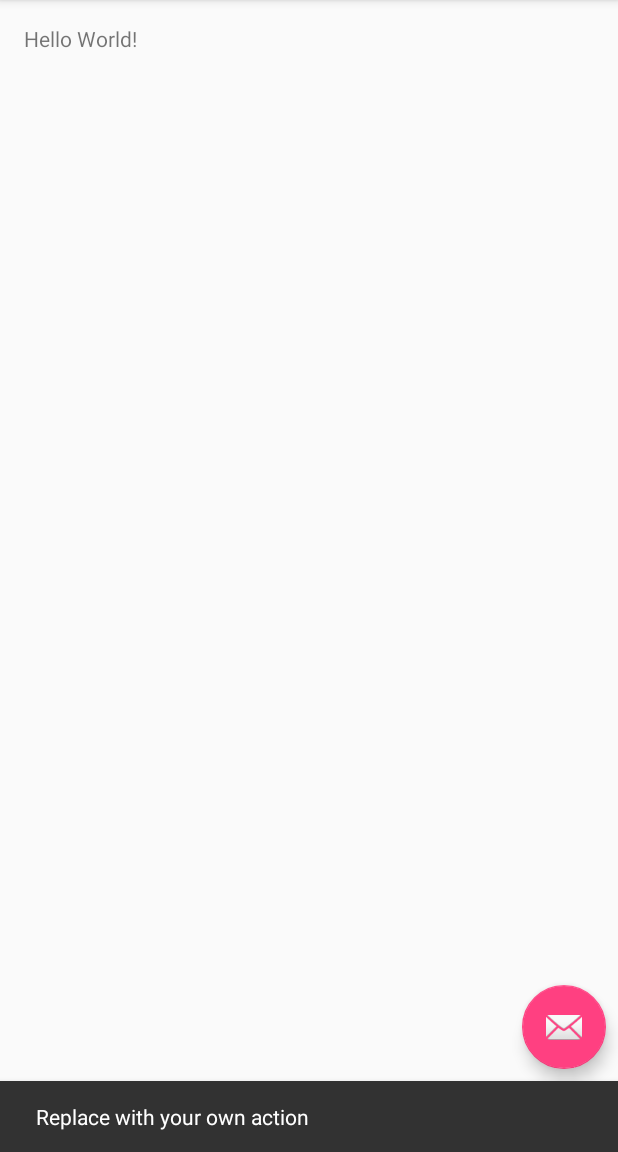
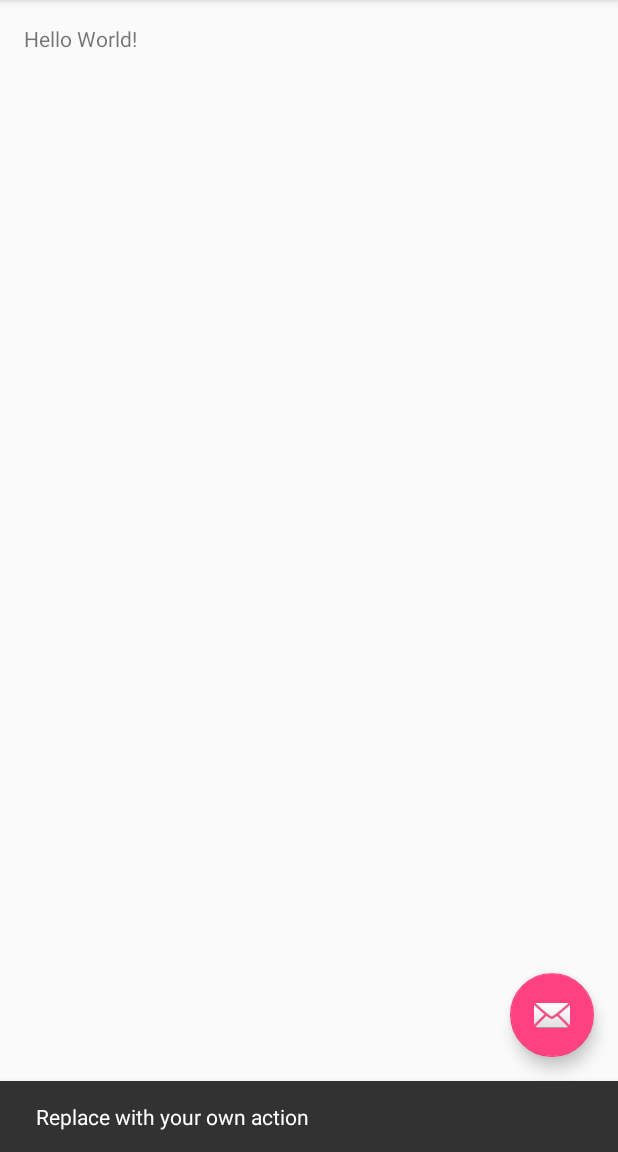
Before and after one commit to tommykw/MaterialDesign, an Android app: the screen it shows after launch (MainActivity), after a tap on an icon or button, on a phone screen of 412 x 824 dp, the part 84-1236 px from its top. Run offline under Robolectric (Android 15) with nearby library versions, the phone set to English and light mode, and no system bars.

Commit message:
fixup resouce name and gitignore

```diff
--- a/DrawerLayout/app/src/main/res/layout/activity_main.xml
+++ b/DrawerLayout/app/src/main/res/layout/activity_main.xml
@@ -19,7 +19,7 @@
 
     <android.support.design.widget.FloatingActionButton android:id="@+id/fab"
         android:layout_width="wrap_content" android:layout_height="wrap_content"
-        android:layout_gravity="bottom|end" android:layout_margin="@dimen/fab_margin"
+        android:layout_gravity="bottom|end" android:layout_margin="@dimen/fab_margin_normal"
         android:src="@android:drawable/ic_dialog_email" />
 
 </android.support.design.widget.CoordinatorLayout>
```
Also changed, not shown: 2 other files.
